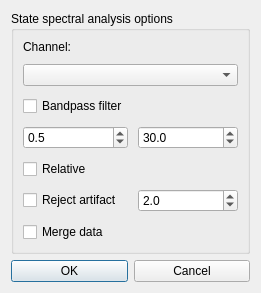
Before: the Qt Designer form MiSleep/gui/uis/state_spectral_dialog.ui in BryanWang0702/MiSleep, drawn with Qt 5.
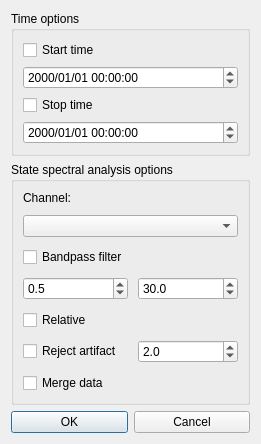
After: the same form once the commit is applied.

Commit message: add start/end time crop in spectral analysis

The edit to the form file:
```diff
--- a/MiSleep/gui/uis/state_spectral_dialog.ui
+++ b/MiSleep/gui/uis/state_spectral_dialog.ui
@@ -7,14 +7,21 @@
     <x>0</x>
     <y>0</y>
     <width>261</width>
-    <height>255</height>
+    <height>424</height>
    </rect>
   </property>
   <property name="windowTitle">
    <string>Dialog</string>
   </property>
   <layout class="QGridLayout" name="gridLayout_2">
-   <item row="0" column="0" colspan="2">
+   <item row="2" column="0">
+    <widget class="QPushButton" name="OKBt">
+     <property name="text">
+      <string>OK</string>
+     </property>
+    </widget>
+   </item>
+   <item row="1" column="0" colspan="2">
     <widget class="QGroupBox" name="groupBox">
      <property name="title">
       <string>State spectral analysis options</string>
@@ -106,20 +113,50 @@
      </layout>
     </widget>
    </item>
-   <item row="1" column="0">
-    <widget class="QPushButton" name="OKBt">
-     <property name="text">
-      <string>OK</string>
-     </property>
-    </widget>
-   </item>
-   <item row="1" column="1">
+   <item row="2" column="1">
     <widget class="QPushButton" name="CancelBt">
      <property name="text">
       <string>Cancel</string>
      </property>
     </widget>
    </item>
+   <item row="0" column="0" colspan="2">
+    <widget class="QGroupBox" name="groupBox_2">
+     <property name="title">
+      <string>Time options</string>
+     </property>
+     <layout class="QGridLayout" name="gridLayout_3">
+      <item row="3" column="0">
+       <widget class="QDateTimeEdit" name="EndTimeEditor">
+        <property name="displayFormat">
+         <string>yyyy/MM/dd HH:mm:ss</string>
+        </property>
+       </widget>
+      </item>
+      <item row="1" column="0">
+       <widget class="QDateTimeEdit" name="StartTimeEditor">
+        <property name="displayFormat">
+         <string>yyyy/MM/dd HH:mm:ss</string>
+        </property>
+       </widget>
+      </item>
+      <item row="0" column="0">
+       <widget class="QCheckBox" name="StartTimeCheckBox">
+        <property name="text">
+         <string>Start time</string>
+        </property>
+       </widget>
+      </item>
+      <item row="2" column="0">
+       <widget class="QCheckBox" name="EndTimeCheckBox">
+        <property name="text">
+         <string>Stop time</string>
+        </property>
+       </widget>
+      </item>
+     </layout>
+    </widget>
+   </item>
   </layout>
  </widget>
  <resources/>
```
The commit also changes 7 other files.
